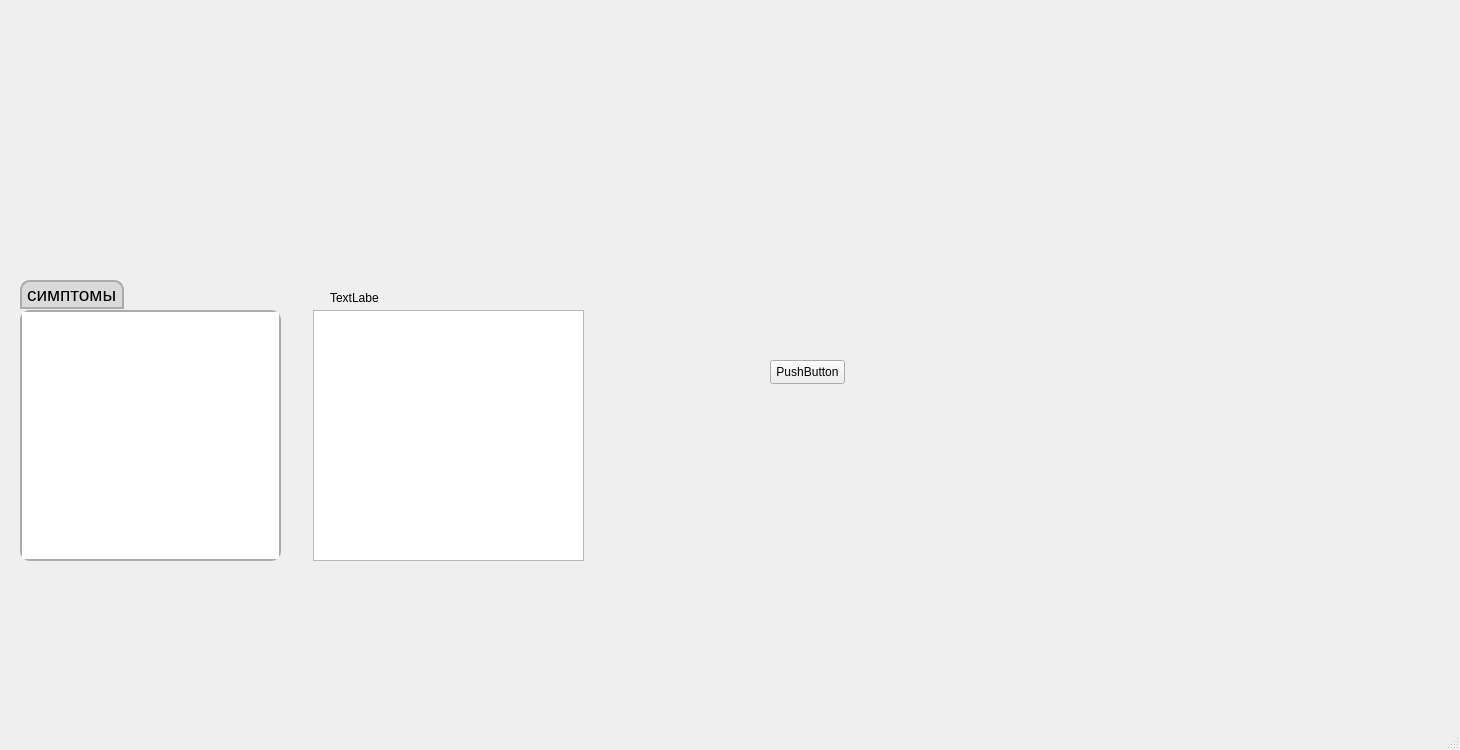
Before: the Qt Designer form main_window.ui in 1-Loneliness-1/MasterDiploma, drawn with Qt 5.
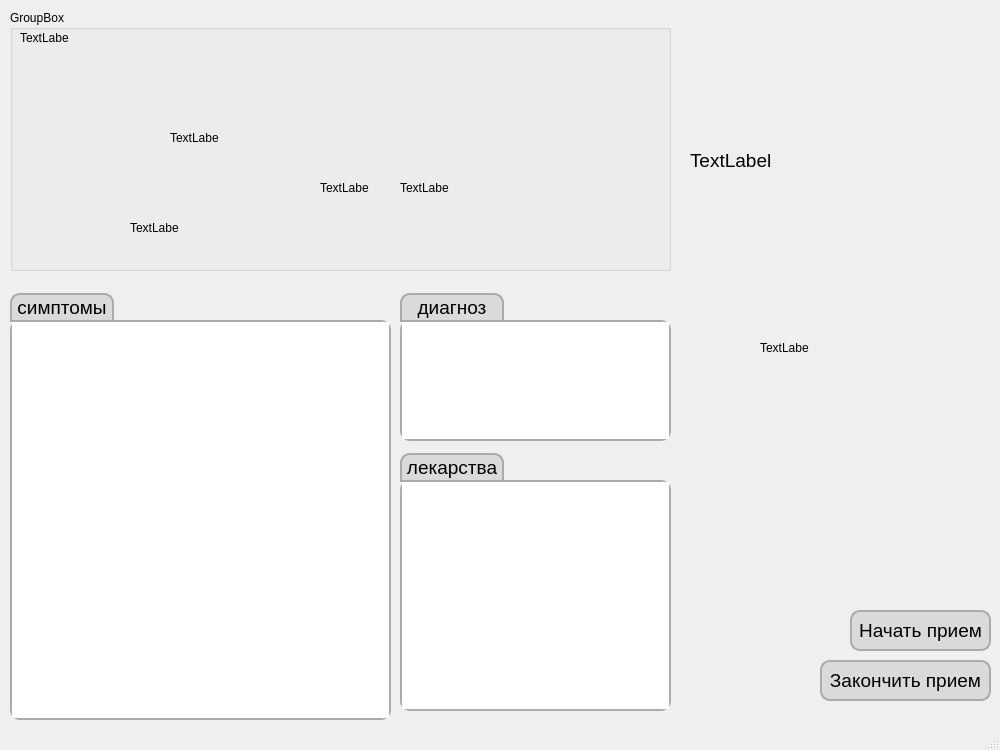
After: the same form once the commit is applied. Icons and pictures are not drawn.

Commit message: feat(ui): few elements were added on the main screen

What changed in the file:
```diff
--- a/main_window.ui
+++ b/main_window.ui
@@ -6,7 +6,7 @@
    <rect>
     <x>0</x>
     <y>0</y>
-    <width>1460</width>
+    <width>1000</width>
     <height>750</height>
    </rect>
   </property>
@@ -34,20 +34,26 @@
     <property name="geometry">
      <rect>
       <x>850</x>
-      <y>380</y>
-      <width>41</width>
+      <y>610</y>
+      <width>141</width>
       <height>41</height>
      </rect>
     </property>
+    <property name="font">
+     <font>
+      <pointsize>14</pointsize>
+     </font>
+    </property>
     <property name="cursor">
      <cursorShape>PointingHandCursor</cursorShape>
     </property>
-    <property name="text">
-     <string/>
+    <property name="styleSheet">
+     <string notr="true">border: 2px solid #ABABAB;
+border-radius: 10px;
+background-color: #DADADA;</string>
     </property>
-    <property name="icon">
-     <iconset>
-      <normaloff>icons/start_rec.ico</normaloff>icons/start_rec.ico</iconset>
+    <property name="text">
+     <string>Начать прием</string>
     </property>
     <property name="iconSize">
      <size>
@@ -62,23 +68,33 @@
    <widget class="QPushButton" name="bFinishRecord">
     <property name="geometry">
      <rect>
-      <x>770</x>
-      <y>360</y>
-      <width>75</width>
-      <height>24</height>
+      <x>820</x>
+      <y>660</y>
+      <width>171</width>
+      <height>41</height>
      </rect>
     </property>
+    <property name="font">
+     <font>
+      <pointsize>14</pointsize>
+     </font>
+    </property>
+    <property name="styleSheet">
+     <string notr="true">border: 2px solid #ABABAB;
+border-radius: 10px;
+background-color: #DADADA;</string>
+    </property>
     <property name="text">
-     <string>PushButton</string>
+     <string>Закончить прием</string>
     </property>
    </widget>
    <widget class="QTextEdit" name="symptomsET">
     <property name="geometry">
      <rect>
-      <x>20</x>
-      <y>310</y>
-      <width>261</width>
-      <height>251</height>
+      <x>10</x>
+      <y>320</y>
+      <width>381</width>
+      <height>400</height>
      </rect>
     </property>
     <property name="font">
@@ -94,18 +110,27 @@
    <widget class="QTextEdit" name="textEdit_2">
     <property name="geometry">
      <rect>
-      <x>313</x>
-      <y>310</y>
+      <x>400</x>
+      <y>320</y>
       <width>271</width>
-      <height>251</height>
+      <height>121</height>
      </rect>
     </property>
+    <property name="font">
+     <font>
+      <pointsize>14</pointsize>
+     </font>
+    </property>
+    <property name="styleSheet">
+     <string notr="true">border: 2px solid #ABABAB;
+border-radius: 10px;</string>
+    </property>
    </widget>
    <widget class="QLabel" name="symptomLabel">
     <property name="geometry">
      <rect>
-      <x>20</x>
-      <y>280</y>
+      <x>10</x>
+      <y>293</y>
       <width>104</width>
       <height>29</height>
      </rect>
@@ -142,12 +167,190 @@
     <property name="text">
      <string>симптомы</string>
     </property>
+    <property name="alignment">
+     <set>Qt::AlignCenter</set>
+    </property>
+    <property name="margin">
+     <number>0</number>
+    </property>
    </widget>
    <widget class="QLabel" name="label_2">
     <property name="geometry">
      <rect>
-      <x>330</x>
-      <y>290</y>
+      <x>400</x>
+      <y>293</y>
+      <width>104</width>
+      <height>29</height>
+     </rect>
+    </property>
+    <property name="font">
+     <font>
+      <pointsize>14</pointsize>
+     </font>
+    </property>
+    <property name="styleSheet">
+     <string notr="true">border-top-left-radius: 10px;
+border-top-right-radius: 10px;
+border: 2px solid #ABABAB;
+min-height: 25px;
+min-width: 100px;
+max-height: 25px;
+max-width: 100px;
+background-color: #DADADA;</string>
+    </property>
+    <property name="text">
+     <string>диагноз</string>
+    </property>
+    <property name="alignment">
+     <set>Qt::AlignCenter</set>
+    </property>
+   </widget>
+   <widget class="QGroupBox" name="groupBox">
+    <property name="geometry">
+     <rect>
+      <x>10</x>
+      <y>10</y>
+      <width>661</width>
+      <height>261</height>
+     </rect>
+    </property>
+    <property name="title">
+     <string>GroupBox</string>
+    </property>
+    <widget class="QLabel" name="label">
+     <property name="geometry">
+      <rect>
+       <x>10</x>
+       <y>20</y>
+       <width>49</width>
+       <height>16</height>
+      </rect>
+     </property>
+     <property name="text">
+      <string>TextLabel</string>
+     </property>
+    </widget>
+    <widget class="QLabel" name="label_3">
+     <property name="geometry">
+      <rect>
+       <x>160</x>
+       <y>120</y>
+       <width>49</width>
+       <height>16</height>
+      </rect>
+     </property>
+     <property name="text">
+      <string>TextLabel</string>
+     </property>
+    </widget>
+    <widget class="QLabel" name="label_4">
+     <property name="geometry">
+      <rect>
+       <x>310</x>
+       <y>170</y>
+       <width>49</width>
+       <height>16</height>
+      </rect>
+     </property>
+     <property name="text">
+      <string>TextLabel</string>
+     </property>
+    </widget>
+    <widget class="QLabel" name="label_5">
+     <property name="geometry">
+      <rect>
+       <x>120</x>
+       <y>210</y>
+       <width>49</width>
+       <height>16</height>
+      </rect>
+     </property>
+     <property name="text">
+      <string>TextLabel</string>
+     </property>
+    </widget>
+    <widget class="QLabel" name="label_6">
+     <property name="geometry">
+      <rect>
+       <x>390</x>
+       <y>170</y>
+       <width>49</width>
+       <height>16</height>
+      </rect>
+     </property>
+     <property name="text">
+      <string>TextLabel</string>
+     </property>
+    </widget>
+   </widget>
+   <widget class="QTextEdit" name="textEdit">
+    <property name="geometry">
+     <rect>
+      <x>400</x>
+      <y>480</y>
+      <width>271</width>
+      <height>231</height>
+     </rect>
+    </property>
+    <property name="styleSheet">
+     <string notr="true">border: 2px solid #ABABAB;
+border-radius: 10px;</string>
+    </property>
+   </widget>
+   <widget class="QLabel" name="label_7">
+    <property name="geometry">
+     <rect>
+      <x>400</x>
+      <y>453</y>
+      <width>104</width>
+      <height>29</height>
+     </rect>
+    </property>
+    <property name="font">
+     <font>
+      <pointsize>14</pointsize>
+     </font>
+    </property>
+    <property name="styleSheet">
+     <string notr="true">border-top-left-radius: 10px;
+border-top-right-radius: 10px;
+border: 2px solid #ABABAB;
+min-height: 25px;
+min-width: 100px;
+max-height: 25px;
+max-width: 100px;
+background-color: #DADADA;</string>
+    </property>
+    <property name="text">
+     <string>лекарства</string>
+    </property>
+    <property name="alignment">
+     <set>Qt::AlignCenter</set>
+    </property>
+   </widget>
+   <widget class="QLabel" name="label_8">
+    <property name="geometry">
+     <rect>
+      <x>690</x>
+      <y>50</y>
+      <width>281</width>
+      <height>221</height>
+     </rect>
+    </property>
+    <property name="font">
+     <font>
+      <pointsize>14</pointsize>
+     </font>
+    </property>
+    <property name="text">
+     <string>TextLabel</string>
+    </property>
+   </widget>
+   <widget class="QLabel" name="label_9">
+    <property name="geometry">
+     <rect>
+      <x>760</x>
+      <y>340</y>
       <width>49</width>
       <height>16</height>
      </rect>
```
Left out of the diff: 4 changed lines with no effect on the pictures. The commit also changes 2 other files.
